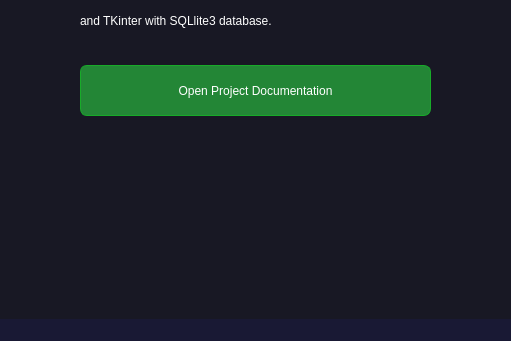
Above: UI/mini_PS_UI.ui from 0xGhazy/mini-PS before the change; both pictures show x 620 to 1131 and y 451 to 792 of the 1363 by 792 pixel window. Below: the same form after it.
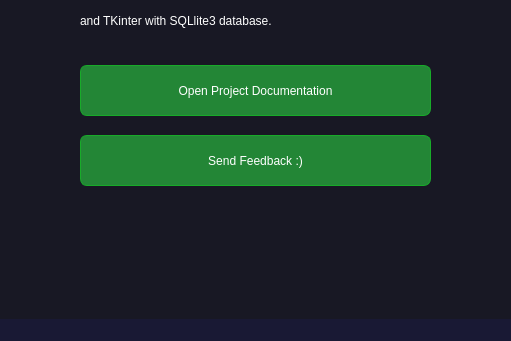
That is the form after the change. Icons and pictures are not drawn.

Commit message: removing black screen from main app GUI

What changed in the file:
```diff
--- a/UI/mini_PS_UI.ui
+++ b/UI/mini_PS_UI.ui
@@ -292,6 +292,37 @@
        <string>Open Project Documentation</string>
       </property>
      </widget>
+     <widget class="QPushButton" name="doc_btn_2">
+      <property name="geometry">
+       <rect>
+        <x>500</x>
+        <y>560</y>
+        <width>351</width>
+        <height>51</height>
+       </rect>
+      </property>
+      <property name="styleSheet">
+       <string notr="true">QPushButton {
+	color: white;
+font: 87 15pt &quot;Arial Black&quot;;
+	background-color: rgb(35, 134, 54);
+	border-radius:7px;
+	border:1px solid #18ab29;
+}
+
+QPushButton:hover {
+	background:linear-gradient(to bottom, #5cbf2a 5%, #44c767 100%);
+	background-color:#18ab29;
+}
+QPushButton:active {
+	position:relative;
+	top:2px;
+}</string>
+      </property>
+      <property name="text">
+       <string>Send Feedback :)</string>
+      </property>
+     </widget>
     </widget>
     <widget class="QWidget" name="tab_2">
      <attribute name="title">
```
The commit also changes 1 other file.
